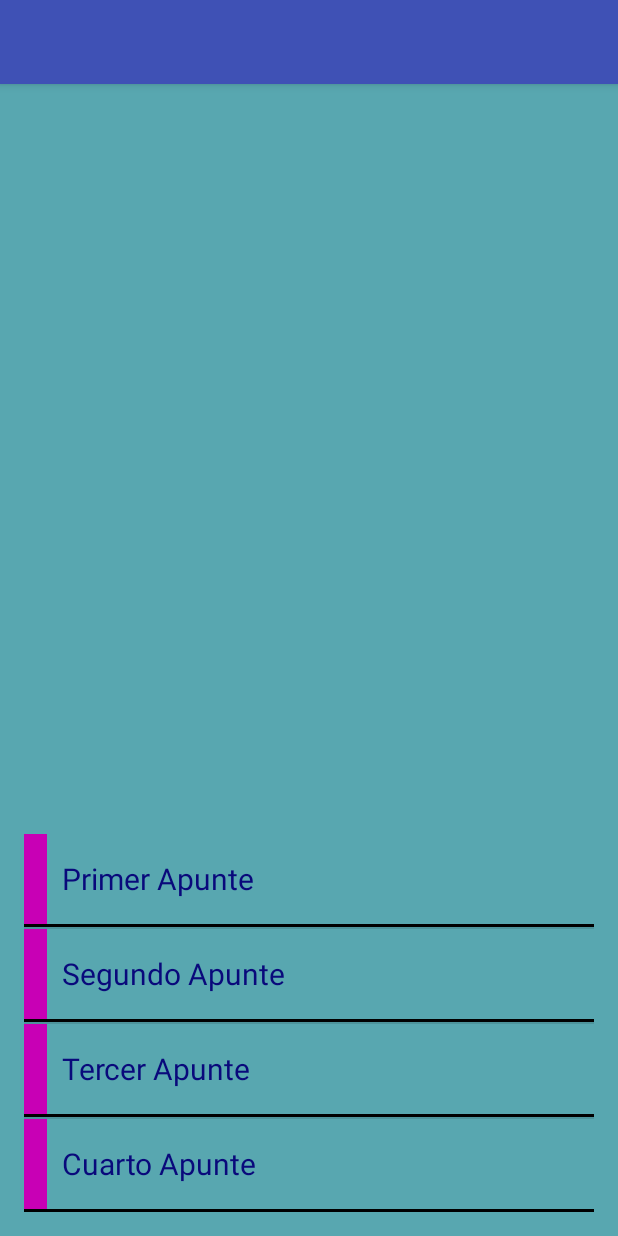
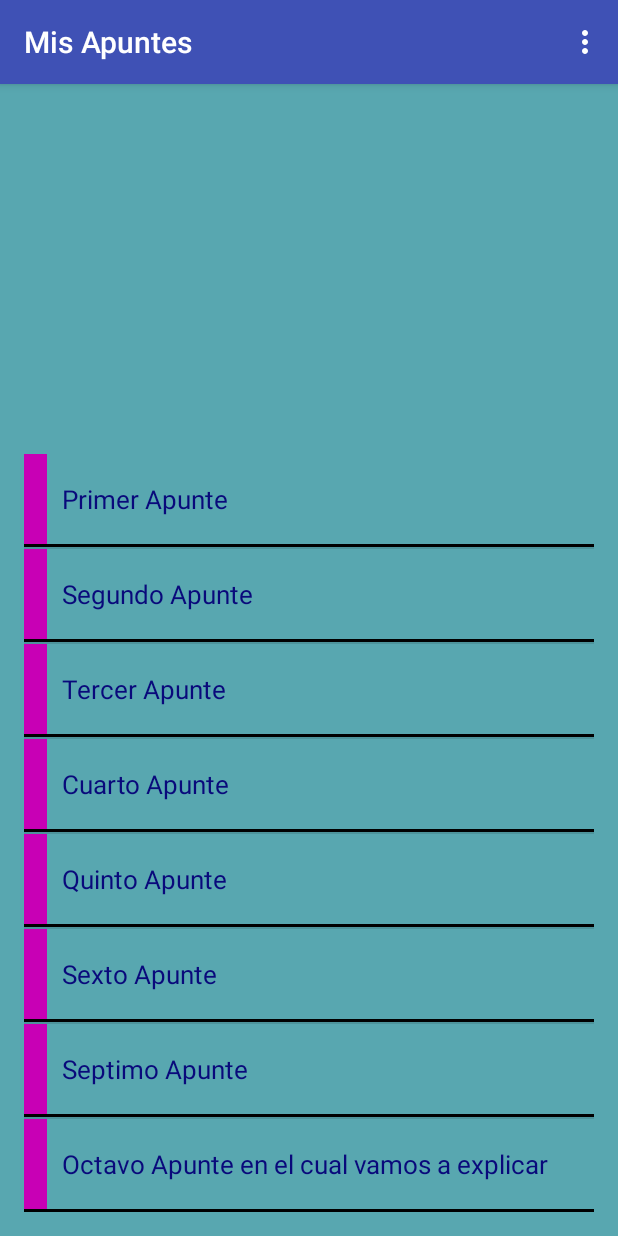
Before and after one commit to Diegobalay1/MisApuntes, an Android app: the screen it shows after launch (ApuntesActivity), on a phone screen of 412 x 824 dp. Run offline under Robolectric (Android 15) with nearby library versions, the phone set to English and light mode, and no system bars.

Commit message:
Correcciones de errores y verificado. Mejor adaptado la fuente.

```diff
--- a/app/src/main/AndroidManifest.xml
+++ b/app/src/main/AndroidManifest.xml
@@ -11,7 +11,7 @@
         <activity
             android:name=".ApuntesActivity"
             android:label="@string/app_name"
-            android:theme="@style/AppTheme.NoActionBar">
+            android:theme="@style/AppTheme">
             <intent-filter>
                 <action android:name="android.intent.action.MAIN"/>
 
--- a/app/src/main/java/es/diego3l/misapuntes/ApuntesActivity.java
+++ b/app/src/main/java/es/diego3l/misapuntes/ApuntesActivity.java
@@ -26,7 +26,8 @@ public class ApuntesActivity extends AppCompatActivity {
         // La Vista está claro lo que es
         // Y el array es nuestro Modelo, lo que sería la BBDD SQlite
         ArrayAdapter<String> arrayAdapter = new ArrayAdapter<String>(this, R.layout.apuntes_row,
-                R.id.row_text, new String[]{"Primer Apunte", "Segundo Apunte", "Tercer Apunte", "Cuarto Apunte"});
+                R.id.row_text, new String[]{"Primer Apunte", "Segundo Apunte", "Tercer Apunte", "Cuarto Apunte",
+                "Quinto Apunte", "Sexto Apunte", "Septimo Apunte", "Octavo Apunte en el cual vamos a explicar"});
 
         listView.setAdapter(arrayAdapter);
     }
--- a/app/src/main/res/layout/activity_apuntes.xml
+++ b/app/src/main/res/layout/activity_apuntes.xml
@@ -13,12 +13,6 @@
         android:layout_height="wrap_content"
         android:theme="@style/AppTheme.AppBarOverlay">
 
-        <android.support.v7.widget.Toolbar
-            android:id="@+id/toolbar"
-            android:layout_width="match_parent"
-            android:layout_height="?attr/actionBarSize"
-            android:background="?attr/colorPrimary"
-            app:popupTheme="@style/AppTheme.PopupOverlay"/>
 
     </android.support.design.widget.AppBarLayout>
 
--- a/app/src/main/res/layout/apuntes_row.xml
+++ b/app/src/main/res/layout/apuntes_row.xml
@@ -23,7 +23,7 @@
             android:layout_height="60dp"
             android:textAppearance="?android:attr/textAppearanceLarge"
             android:text="@string/apuntes_text"
-            android:textSize="20sp"
+            android:textSize="17sp"
             android:gravity="center_vertical"
             android:background="@color/azul_claro"
             android:padding="10dp"
```
